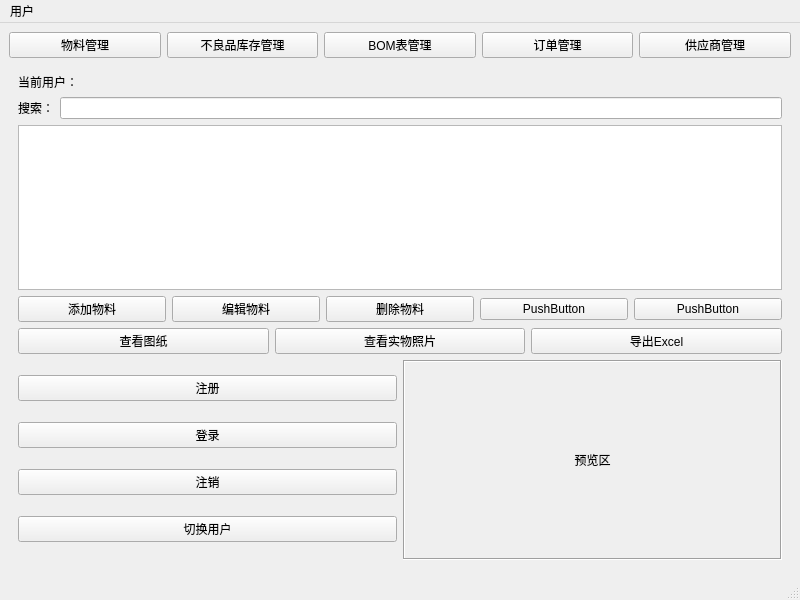
Qt form mainwindow.ui (YCX81/ERP) before a commit.
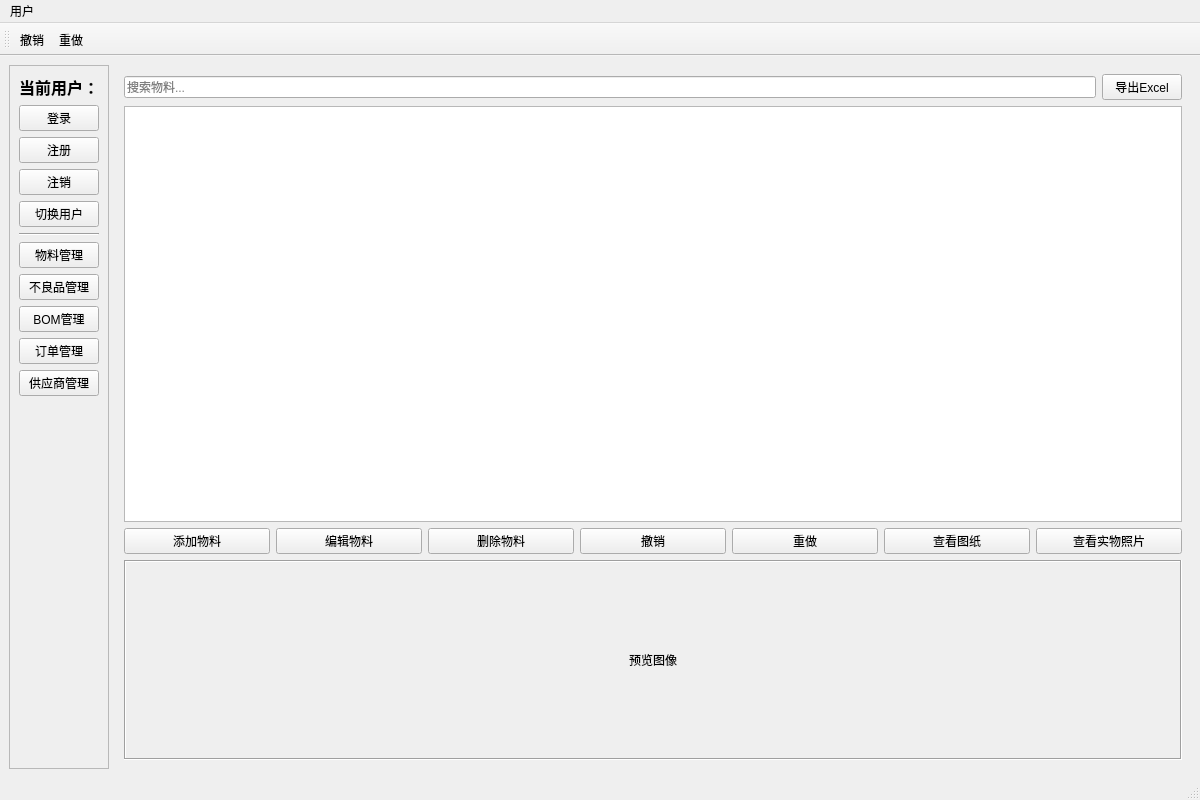
The same form after that commit. The open tabs and pages were chosen to show the change.

The edit to the form file:
```diff
--- a/mainwindow.ui
+++ b/mainwindow.ui
@@ -6,17 +6,84 @@
    <rect>
     <x>0</x>
     <y>0</y>
-    <width>800</width>
-    <height>600</height>
+    <width>1200</width>
+    <height>800</height>
    </rect>
   </property>
   <property name="windowTitle">
    <string>ERP系统</string>
   </property>
   <widget class="QWidget" name="centralwidget">
-   <layout class="QVBoxLayout" name="verticalLayoutMain">
+   <layout class="QHBoxLayout" name="horizontalLayoutMain">
     <item>
-     <layout class="QHBoxLayout" name="switchLayout">
+     <widget class="QFrame" name="sidebarFrame">
+      <property name="frameShape">
+       <enum>QFrame::Shape::StyledPanel</enum>
+      </property>
+      <property name="frameShadow">
+       <enum>QFrame::Shadow::Raised</enum>
+      </property>
+      <layout class="QVBoxLayout" name="verticalLayoutSidebar">
+       <item>
+        <widget class="QLabel" name="currentUserLabel">
+         <property name="font">
+          <font>
+           <pointsize>12</pointsize>
+           <bold>true</bold>
+          </font>
+         </property>
+         <property name="text">
+          <string>当前用户：</string>
+         </property>
+         <property name="alignment">
+          <set>Qt::AlignmentFlag::AlignCenter</set>
+         </property>
+        </widget>
+       </item>
+       <item>
+        <widget class="QPushButton" name="loginButton">
+         <property name="text">
+          <string>登录</string>
+         </property>
+        </widget>
+       </item>
+       <item>
+        <widget class="QPushButton" name="registerButton">
+         <property name="text">
+          <string>注册</string>
+         </property>
+        </widget>
+       </item>
+       <item>
+        <widget class="QPushButton" name="logoutButton">
+         <property name="visible">
+          <bool>false</bool>
+         </property>
+         <property name="text">
+          <string>注销</string>
+         </property>
+        </widget>
+       </item>
+       <item>
+        <widget class="QPushButton" name="switchUserButton">
+         <property name="visible">
+          <bool>false</bool>
+         </property>
+         <property name="text">
+          <string>切换用户</string>
+         </property>
+        </widget>
+       </item>
+       <item>
+        <widget class="QFrame" name="line">
+         <property name="frameShape">
+          <enum>QFrame::Shape::HLine</enum>
+         </property>
+         <property name="frameShadow">
+          <enum>QFrame::Shadow::Sunken</enum>
+         </property>
+        </widget>
+       </item>
       <item>
        <widget class="QPushButton" name="materialButton">
         <property name="text">
@@ -27,14 +94,14 @@
       <item>
        <widget class="QPushButton" name="defectiveButton">
         <property name="text">
-         <string>不良品库存管理</string>
+          <string>不良品管理</string>
         </property>
        </widget>
       </item>
       <item>
        <widget class="QPushButton" name="bomButton">
         <property name="text">
-         <string>BOM表管理</string>
+          <string>BOM管理</string>
         </property>
        </widget>
       </item>
@@ -52,33 +119,44 @@
         </property>
        </widget>
       </item>
-     </layout>
+       <item>
+        <spacer name="verticalSpacer">
+         <property name="orientation">
+          <enum>Qt::Orientation::Vertical</enum>
+         </property>
+         <property name="sizeHint" stdset="0">
+          <size>
+           <width>20</width>
+           <height>40</height>
+          </size>
+         </property>
+        </spacer>
+       </item>
+      </layout>
+     </widget>
     </item>
     <item>
      <widget class="QStackedWidget" name="stackedWidget">
       <property name="currentIndex">
-       <number>4</number>
+       <number>0</number>
       </property>
       <widget class="QWidget" name="materialPage">
        <layout class="QVBoxLayout" name="verticalLayoutMaterial">
-        <item>
-         <widget class="QLabel" name="currentUserLabel">
-          <property name="text">
-           <string>当前用户：</string>
-          </property>
-         </widget>
-        </item>
         <item>
          <layout class="QHBoxLayout" name="materialSearchLayout">
           <item>
-           <widget class="QLabel" name="materialSearchLabel">
-            <property name="text">
-             <string>搜索：</string>
+           <widget class="QLineEdit" name="materialSearchLineEdit">
+            <property name="placeholderText">
+             <string>搜索物料...</string>
             </property>
            </widget>
           </item>
           <item>
-           <widget class="QLineEdit" name="materialSearchLineEdit"/>
+           <widget class="QPushButton" name="exportButton">
+            <property name="text">
+             <string>导出Excel</string>
+            </property>
+           </widget>
           </item>
          </layout>
         </item>
@@ -86,7 +164,7 @@
          <widget class="QTableView" name="materialTableView"/>
         </item>
         <item>
-         <layout class="QHBoxLayout" name="buttonLayout">
+         <layout class="QHBoxLayout" name="materialButtonLayout">
           <item>
            <widget class="QPushButton" name="addButton">
             <property name="text">
@@ -109,23 +187,19 @@
            </widget>
           </item>
           <item>
-           <widget class="QPushButton" name="pushButton">
+           <widget class="QPushButton" name="undoButton">
             <property name="text">
-             <string>PushButton</string>
+             <string>撤销</string>
             </property>
            </widget>
           </item>
           <item>
-           <widget class="QPushButton" name="pushButton_2">
+           <widget class="QPushButton" name="redoButton">
             <property name="text">
-             <string>PushButton</string>
+             <string>重做</string>
             </property>
            </widget>
           </item>
-         </layout>
-        </item>
-        <item>
-         <layout class="QHBoxLayout" name="previewButtonLayout">
           <item>
            <widget class="QPushButton" name="viewDrawingButton">
             <property name="text">
@@ -140,47 +214,6 @@
             </property>
            </widget>
           </item>
-          <item>
-           <widget class="QPushButton" name="exportButton">
-            <property name="text">
-             <string>导出Excel</string>
-            </property>
-           </widget>
-          </item>
-         </layout>
-        </item>
-        <item>
-         <layout class="QHBoxLayout" name="loginPreviewLayout">
-          <item>
-           <layout class="QVBoxLayout" name="loginLayout">
-            <item>
-             <widget class="QPushButton" name="registerButton">
-              <property name="text">
-               <string>注册</string>
-              </property>
-             </widget>
-            </item>
-            <item>
-             <widget class="QPushButton" name="loginButton">
-              <property name="text">
-               <string>登录</string>
-              </property>
-             </widget>
-            </item>
-            <item>
-             <widget class="QPushButton" name="logoutButton">
-              <property name="text">
-               <string>注销</string>
-              </property>
-             </widget>
-            </item>
-            <item>
-             <widget class="QPushButton" name="switchUserButton">
-              <property name="text">
-               <string>切换用户</string>
-              </property>
-             </widget>
-            </item>
            </layout>
           </item>
           <item>
@@ -198,37 +231,32 @@
              <enum>QFrame::Shadow::Sunken</enum>
             </property>
             <property name="text">
-             <string>预览区</string>
+           <string>预览图像</string>
             </property>
             <property name="alignment">
              <set>Qt::AlignmentFlag::AlignCenter</set>
             </property>
            </widget>
-          </item>
-         </layout>
         </item>
        </layout>
       </widget>
       <widget class="QWidget" name="defectivePage">
        <layout class="QVBoxLayout" name="verticalLayoutDefective">
-        <item>
-         <widget class="QLabel" name="defectiveLabel">
-          <property name="text">
-           <string>不良品库存管理</string>
-          </property>
-         </widget>
-        </item>
         <item>
          <layout class="QHBoxLayout" name="defectiveSearchLayout">
           <item>
-           <widget class="QLabel" name="defectiveSearchLabel">
-            <property name="text">
-             <string>搜索：</string>
+           <widget class="QLineEdit" name="defectiveSearchLineEdit">
+            <property name="placeholderText">
+             <string>搜索不良品...</string>
             </property>
            </widget>
           </item>
           <item>
-           <widget class="QLineEdit" name="defectiveSearchLineEdit"/>
+           <widget class="QPushButton" name="exportDefectiveButton">
+            <property name="text">
+             <string>导出Excel</string>
+            </property>
+           </widget>
           </item>
          </layout>
         </item>
@@ -264,50 +292,50 @@
       </widget>
       <widget class="QWidget" name="bomPage">
        <layout class="QVBoxLayout" name="verticalLayoutBOM">
-        <item>
-         <widget class="QLabel" name="bomLabel">
-          <property name="text">
-           <string>BOM表管理</string>
-          </property>
-         </widget>
-        </item>
         <item>
          <layout class="QHBoxLayout" name="bomSearchLayout">
           <item>
-           <widget class="QLabel" name="bomSearchLabel">
-            <property name="text">
-             <string>搜索：</string>
+           <widget class="QLineEdit" name="bomSearchLineEdit">
+            <property name="placeholderText">
+             <string>搜索 BOM...</string>
             </property>
            </widget>
           </item>
           <item>
-           <widget class="QLineEdit" name="bomSearchLineEdit"/>
+           <widget class="QPushButton" name="exportBOMButton">
+            <property name="text">
+             <string>导出Excel</string>
+            </property>
+           </widget>
           </item>
          </layout>
         </item>
         <item>
          <widget class="QTableView" name="bomTableView"/>
         </item>
+        <item>
+         <widget class="QTableView" name="bomMaterialTableView"/>
+        </item>
         <item>
          <layout class="QHBoxLayout" name="bomButtonLayout">
           <item>
            <widget class="QPushButton" name="addBOMButton">
             <property name="text">
-             <string>添加BOM</string>
+             <string>添加 BOM</string>
             </property>
            </widget>
           </item>
           <item>
            <widget class="QPushButton" name="editBOMButton">
             <property name="text">
-             <string>编辑BOM</string>
+             <string>编辑 BOM</string>
             </property>
            </widget>
           </item>
           <item>
            <widget class="QPushButton" name="deleteBOMButton">
             <property name="text">
-             <string>删除BOM</string>
+             <string>删除 BOM</string>
             </property>
            </widget>
           </item>
@@ -318,18 +346,25 @@
       <widget class="QWidget" name="orderPage">
        <layout class="QVBoxLayout" name="verticalLayoutOrder">
         <item>
-         <widget class="QLabel" name="orderLabel">
+         <layout class="QHBoxLayout" name="orderSearchLayout">
+          <item>
+           <widget class="QLineEdit" name="orderSearchLineEdit">
+            <property name="placeholderText">
+             <string>搜索订单...</string>
+            </property>
+           </widget>
+          </item>
+          <item>
+           <widget class="QPushButton" name="exportOrderButton">
           <property name="text">
-           <string>订单管理</string>
-          </property>
-         </widget>
+             <string>导出Excel</string>
+            </property>
+           </widget>
+          </item>
+         </layout>
         </item>
         <item>
-         <widget class="QTabWidget" name="orderTabWidget">
-          <property name="currentIndex">
-           <number>-1</number>
-          </property>
-         </widget>
+         <widget class="QTabWidget" name="orderTabWidget"/>
         </item>
         <item>
          <layout class="QHBoxLayout" name="orderButtonLayout">
@@ -354,13 +389,6 @@
             </property>
            </widget>
           </item>
-          <item>
-           <widget class="QPushButton" name="undoButton">
-            <property name="text">
-             <string>撤销</string>
-            </property>
-           </widget>
-          </item>
          </layout>
         </item>
        </layout>
@@ -368,24 +396,31 @@
       <widget class="QWidget" name="supplierPage">
        <layout class="QVBoxLayout" name="verticalLayoutSupplier">
         <item>
-         <layout class="QHBoxLayout" name="searchLayout">
+         <layout class="QHBoxLayout" name="supplierSearchLayout">
           <item>
-           <widget class="QLabel" name="searchLabel">
+           <widget class="QLineEdit" name="supplierSearchLineEdit">
+            <property name="placeholderText">
+             <string>搜索供应商...</string>
+            </property>
+           </widget>
+          </item>
+          <item>
+           <widget class="QPushButton" name="exportSupplierButton">
             <property name="text">
-             <string>搜索：</string>
+             <string>导出Excel</string>
             </property>
            </widget>
           </item>
-          <item>
-           <widget class="QLineEdit" name="supplierSearchLineEdit"/>
-          </item>
          </layout>
         </item>
         <item>
+         <widget class="QSplitter" name="supplierSplitter">
+          <property name="orientation">
+           <enum>Qt::Orientation::Vertical</enum>
+          </property>
          <widget class="QTableView" name="supplierTableView"/>
-        </item>
-        <item>
          <widget class="QTableView" name="supplierMaterialTableView"/>
+         </widget>
         </item>
         <item>
          <layout class="QHBoxLayout" name="supplierButtonLayout">
@@ -418,12 +453,26 @@
     </item>
    </layout>
   </widget>
+  <widget class="QToolBar" name="toolBar">
+   <property name="windowTitle">
+    <string>工具栏</string>
+   </property>
+   <attribute name="toolBarArea">
+    <enum>TopToolBarArea</enum>
+   </attribute>
+   <attribute name="toolBarBreak">
+    <bool>false</bool>
+   </attribute>
+   <addaction name="actionUndo"/>
+   <addaction name="actionRedo"/>
+  </widget>
+  <widget class="QStatusBar" name="statusbar"/>
   <widget class="QMenuBar" name="menubar">
    <property name="geometry">
     <rect>
      <x>0</x>
      <y>0</y>
-     <width>800</width>
+     <width>1200</width>
      <height>18</height>
     </rect>
    </property>
@@ -438,7 +487,6 @@
    </widget>
    <addaction name="menuUser"/>
   </widget>
-  <widget class="QStatusBar" name="statusbar"/>
   <action name="actionLogin">
    <property name="text">
     <string>登录</string>
@@ -459,6 +507,22 @@
     <string>切换用户</string>
    </property>
   </action>
+  <action name="actionUndo">
+   <property name="text">
+    <string>撤销</string>
+   </property>
+   <property name="shortcut">
+    <string>Ctrl+Z</string>
+   </property>
+  </action>
+  <action name="actionRedo">
+   <property name="text">
+    <string>重做</string>
+   </property>
+   <property name="shortcut">
+    <string>Ctrl+Y</string>
+   </property>
+  </action>
  </widget>
  <resources/>
  <connections/>
```
Lines whose indentation alone changed are shown as unchanged.
